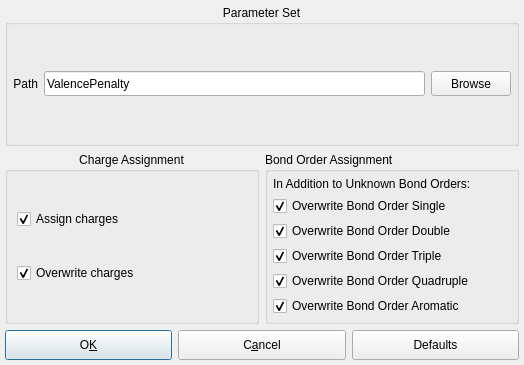
BALL-Project/ball, file source/VIEW/DIALOGS/assignBondOrderConfigurationDialog.ui: the form before one commit.
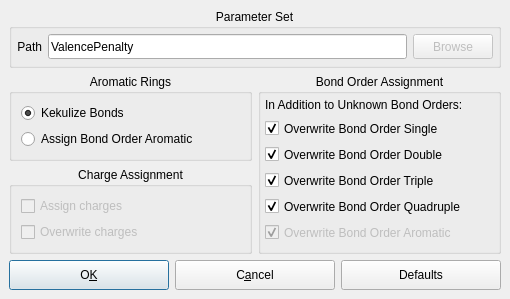
The form after the commit.

Commit message:
several improvements(index error, new Option, Octett rule, Dialog-GUI)
- fixed index error
- added Option KEKULIZE_RINGS in AssignBondOrderProcessor
- implemented Octett rule for all atoms but He with atomic Group > 3
  by adding constraints to the ILP
- added radiobuttons for the new Option KEKULIZE_RINGS and enabled
  the buttons of so far unimplemented functionality

Diff of the .ui file:
```diff
--- a/source/VIEW/DIALOGS/assignBondOrderConfigurationDialog.ui
+++ b/source/VIEW/DIALOGS/assignBondOrderConfigurationDialog.ui
@@ -5,8 +5,8 @@
    <rect>
     <x>0</x>
     <y>0</y>
-    <width>524</width>
-    <height>365</height>
+    <width>510</width>
+    <height>299</height>
    </rect>
   </property>
   <property name="sizePolicy" >
@@ -34,13 +34,128 @@
   </property>
   <layout class="QGridLayout" >
    <property name="margin" >
-    <number>5</number>
+    <number>9</number>
    </property>
    <property name="spacing" >
     <number>6</number>
    </property>
-   <item row="6" column="0" colspan="2" >
-    <layout class="QHBoxLayout" >
+   <item row="1" column="1" >
+    <widget class="QGroupBox" name="groupBox" >
+     <property name="title" >
+      <string>Bond Order Assignment</string>
+     </property>
+     <property name="alignment" >
+      <set>Qt::AlignHCenter</set>
+     </property>
+     <property name="flat" >
+      <bool>false</bool>
+     </property>
+     <widget class="QCheckBox" name="overwrite_quadrupleBO_box" >
+      <property name="geometry" >
+       <rect>
+        <x>7</x>
+        <y>122</y>
+        <width>240</width>
+        <height>21</height>
+       </rect>
+      </property>
+      <property name="text" >
+       <string>Overwrite Bond Order Quadruple</string>
+      </property>
+      <property name="checked" >
+       <bool>true</bool>
+      </property>
+     </widget>
+     <widget class="QCheckBox" name="overwrite_tripleBO_box" >
+      <property name="geometry" >
+       <rect>
+        <x>7</x>
+        <y>96</y>
+        <width>240</width>
+        <height>21</height>
+       </rect>
+      </property>
+      <property name="text" >
+       <string>Overwrite Bond Order Triple</string>
+      </property>
+      <property name="checked" >
+       <bool>true</bool>
+      </property>
+     </widget>
+     <widget class="QCheckBox" name="overwrite_doubleBO_box" >
+      <property name="geometry" >
+       <rect>
+        <x>7</x>
+        <y>70</y>
+        <width>240</width>
+        <height>21</height>
+       </rect>
+      </property>
+      <property name="text" >
+       <string>Overwrite Bond Order Double</string>
+      </property>
+      <property name="checked" >
+       <bool>true</bool>
+      </property>
+     </widget>
+     <widget class="QLabel" name="label" >
+      <property name="geometry" >
+       <rect>
+        <x>7</x>
+        <y>23</y>
+        <width>240</width>
+        <height>16</height>
+       </rect>
+      </property>
+      <property name="text" >
+       <string>In Addition to Unknown Bond Orders:</string>
+      </property>
+     </widget>
+     <widget class="QCheckBox" name="overwrite_aromaticBO_box" >
+      <property name="enabled" >
+       <bool>false</bool>
+      </property>
+      <property name="geometry" >
+       <rect>
+        <x>7</x>
+        <y>148</y>
+        <width>240</width>
+        <height>21</height>
+       </rect>
+      </property>
+      <property name="text" >
+       <string>Overwrite Bond Order Aromatic</string>
+      </property>
+      <property name="checkable" >
+       <bool>true</bool>
+      </property>
+      <property name="checked" >
+       <bool>true</bool>
+      </property>
+      <property name="tristate" >
+       <bool>false</bool>
+      </property>
+     </widget>
+     <widget class="QCheckBox" name="overwrite_singleBO_box" >
+      <property name="geometry" >
+       <rect>
+        <x>7</x>
+        <y>44</y>
+        <width>240</width>
+        <height>21</height>
+       </rect>
+      </property>
+      <property name="text" >
+       <string>Overwrite Bond Order Single</string>
+      </property>
+      <property name="checked" >
+       <bool>true</bool>
+      </property>
+     </widget>
+    </widget>
+   </item>
+   <item row="1" column="0" >
+    <layout class="QVBoxLayout" >
      <property name="margin" >
       <number>0</number>
      </property>
@@ -48,87 +163,109 @@
       <number>6</number>
      </property>
      <item>
-      <widget class="QPushButton" name="close_button" >
-       <property name="sizePolicy" >
-        <sizepolicy>
-         <hsizetype>3</hsizetype>
-         <vsizetype>0</vsizetype>
-         <horstretch>0</horstretch>
-         <verstretch>0</verstretch>
-        </sizepolicy>
+      <widget class="QGroupBox" name="groupBox_2" >
+       <property name="title" >
+        <string>Aromatic Rings</string>
        </property>
-       <property name="minimumSize" >
-        <size>
-         <width>0</width>
-         <height>30</height>
-        </size>
+       <property name="alignment" >
+        <set>Qt::AlignHCenter</set>
        </property>
-       <property name="toolTip" >
-        <string>close window, save options and start assignment</string>
+       <property name="checked" >
+        <bool>false</bool>
        </property>
-       <property name="text" >
-        <string>O&amp;K</string>
-       </property>
-       <property name="shortcut" >
-        <string/>
-       </property>
-       <property name="default" >
-        <bool>true</bool>
-       </property>
+       <layout class="QVBoxLayout" >
+        <property name="margin" >
+         <number>9</number>
+        </property>
+        <property name="spacing" >
+         <number>6</number>
+        </property>
+        <item>
+         <widget class="QRadioButton" name="kekulizeBonds_button" >
+          <property name="enabled" >
+           <bool>true</bool>
+          </property>
+          <property name="text" >
+           <string>Kekulize Bonds</string>
+          </property>
+          <property name="checked" >
+           <bool>true</bool>
+          </property>
+         </widget>
+        </item>
+        <item>
+         <widget class="QRadioButton" name="assignBOAromatic_button" >
+          <property name="text" >
+           <string>Assign Bond Order Aromatic</string>
+          </property>
+          <property name="checked" >
+           <bool>false</bool>
+          </property>
+         </widget>
+        </item>
+       </layout>
       </widget>
      </item>
      <item>
-      <widget class="QPushButton" name="cancel_button" >
-       <property name="sizePolicy" >
-        <sizepolicy>
-         <hsizetype>3</hsizetype>
-         <vsizetype>0</vsizetype>
-         <horstretch>0</horstretch>
-         <verstretch>0</verstretch>
-        </sizepolicy>
-       </property>
+      <widget class="QGroupBox" name="check_options" >
        <property name="minimumSize" >
         <size>
          <width>0</width>
-         <height>30</height>
+         <height>0</height>
         </size>
        </property>
-       <property name="toolTip" >
-        <string>Close window and discard changes</string>
+       <property name="title" >
+        <string>Charge Assignment</string>
        </property>
-       <property name="text" >
-        <string>C&amp;ancel</string>
+       <property name="alignment" >
+        <set>Qt::AlignHCenter</set>
        </property>
-       <property name="shortcut" >
-        <string/>
-       </property>
-      </widget>
-     </item>
-     <item>
-      <widget class="QPushButton" name="reset_button" >
-       <property name="sizePolicy" >
-        <sizepolicy>
-         <hsizetype>3</hsizetype>
-         <vsizetype>0</vsizetype>
-         <horstretch>0</horstretch>
-         <verstretch>0</verstretch>
-        </sizepolicy>
-       </property>
-       <property name="minimumSize" >
-        <size>
-         <width>0</width>
-         <height>30</height>
-        </size>
-       </property>
-       <property name="toolTip" >
-        <string>Reset all settings to default values</string>
-       </property>
-       <property name="text" >
-        <string>Defaults</string>
-       </property>
-       <property name="shortcut" >
-        <string/>
-       </property>
+       <layout class="QVBoxLayout" >
+        <property name="margin" >
+         <number>9</number>
+        </property>
+        <property name="spacing" >
+         <number>6</number>
+        </property>
+        <item>
+         <widget class="QCheckBox" name="assign_charges_checkBox" >
+          <property name="enabled" >
+           <bool>false</bool>
+          </property>
+          <property name="minimumSize" >
+           <size>
+            <width>140</width>
+            <height>0</height>
+           </size>
+          </property>
+          <property name="text" >
+           <string>Assign charges</string>
+          </property>
+          <property name="checked" >
+           <bool>false</bool>
+          </property>
+         </widget>
+        </item>
+        <item>
+         <widget class="QCheckBox" name="overwrite_charges_checkBox" >
+          <property name="enabled" >
+           <bool>false</bool>
+          </property>
+          <property name="minimumSize" >
+           <size>
+            <width>155</width>
+            <height>0</height>
+           </size>
+          </property>
+          <property name="text" >
+           <string>Overwrite charges</string>
+          </property>
+          <property name="checked" >
+           <bool>false</bool>
+          </property>
+         </widget>
+        </item>
+       </layout>
       </widget>
      </item>
     </layout>
@@ -211,6 +348,9 @@
       </item>
       <item>
        <widget class="QPushButton" name="browse_button" >
+        <property name="enabled" >
+         <bool>false</bool>
+        </property>
         <property name="minimumSize" >
          <size>
           <width>50</width>
@@ -234,133 +374,99 @@
      </layout>
     </widget>
    </item>
-   <item row="3" column="1" >
-    <widget class="QGroupBox" name="groupBox" >
-     <property name="title" >
-      <string>Bond Order Assignment</string>
+   <item row="2" column="0" colspan="2" >
+    <layout class="QHBoxLayout" >
+     <property name="margin" >
+      <number>0</number>
      </property>
-     <layout class="QVBoxLayout" >
-      <property name="margin" >
-       <number>5</number>
-      </property>
-      <property name="spacing" >
-       <number>5</number>
-      </property>
-      <item>
-       <widget class="QLabel" name="label" >
-        <property name="text" >
-         <string>In Addition to Unknown Bond Orders:</string>
-        </property>
-       </widget>
-      </item>
-      <item>
-       <widget class="QCheckBox" name="overwrite_singleBO_box" >
-        <property name="text" >
-         <string>Overwrite Bond Order Single</string>
-        </property>
-        <property name="checked" >
-         <bool>true</bool>
-        </property>
-       </widget>
-      </item>
-      <item>
-       <widget class="QCheckBox" name="overwrite_doubleBO_box" >
-        <property name="text" >
-         <string>Overwrite Bond Order Double</string>
-        </property>
-        <property name="checked" >
-         <bool>true</bool>
-        </property>
-       </widget>
-      </item>
-      <item>
-       <widget class="QCheckBox" name="overwrite_tripleBO_box" >
-        <property name="text" >
-         <string>Overwrite Bond Order Triple</string>
-        </property>
-        <property name="checked" >
-         <bool>true</bool>
-        </property>
-       </widget>
-      </item>
-      <item>
-       <widget class="QCheckBox" name="overwrite_quadrupleBO_box" >
-        <property name="text" >
-         <string>Overwrite Bond Order Quadruple</string>
-        </property>
-        <property name="checked" >
-         <bool>true</bool>
-        </property>
-       </widget>
-      </item>
-      <item>
-       <widget class="QCheckBox" name="overwrite_aromaticBO_box" >
-        <property name="text" >
-         <string>Overwrite Bond Order Aromatic</string>
-        </property>
-        <property name="checked" >
-         <bool>true</bool>
-        </property>
-       </widget>
-      </item>
-     </layout>
-    </widget>
-   </item>
-   <item row="3" column="0" >
-    <widget class="QGroupBox" name="check_options" >
-     <property name="minimumSize" >
-      <size>
-       <width>0</width>
-       <height>0</height>
-      </size>
+     <property name="spacing" >
+      <number>6</number>
      </property>
-     <property name="title" >
-      <string>Charge Assignment</string>
-     </property>
-     <property name="alignment" >
-      <set>Qt::AlignHCenter</set>
-     </property>
-     <layout class="QVBoxLayout" >
-      <property name="margin" >
-       <number>9</number>
-      </property>
-      <property name="spacing" >
-       <number>6</number>
-      </property>
-      <item>
-       <widget class="QCheckBox" name="assign_charges_checkBox" >
-        <property name="minimumSize" >
-         <size>
-          <width>140</width>
-          <height>0</height>
-         </size>
-        </property>
-        <property name="text" >
-         <string>Assign charges</string>
-        </property>
-        <property name="checked" >
-         <bool>true</bool>
-        </property>
-       </widget>
-      </item>
-      <item>
-       <widget class="QCheckBox" name="overwrite_charges_checkBox" >
-        <property name="minimumSize" >
-         <size>
-          <width>155</width>
-          <height>0</height>
-         </size>
-        </property>
-        <property name="text" >
-         <string>Overwrite charges</string>
-        </property>
-        <property name="checked" >
-         <bool>true</bool>
-        </property>
-       </widget>
-      </item>
-     </layout>
-    </widget>
+     <item>
+      <widget class="QPushButton" name="close_button" >
+       <property name="sizePolicy" >
+        <sizepolicy>
+         <hsizetype>3</hsizetype>
+         <vsizetype>0</vsizetype>
+         <horstretch>0</horstretch>
+         <verstretch>0</verstretch>
+        </sizepolicy>
+       </property>
+       <property name="minimumSize" >
+        <size>
+         <width>0</width>
+         <height>30</height>
+        </size>
+       </property>
+       <property name="toolTip" >
+        <string>close window, save options and start assignment</string>
+       </property>
+       <property name="text" >
+        <string>O&amp;K</string>
+       </property>
+       <property name="shortcut" >
+        <string/>
+       </property>
+       <property name="default" >
+        <bool>true</bool>
+       </property>
+      </widget>
+     </item>
+     <item>
+      <widget class="QPushButton" name="cancel_button" >
+       <property name="sizePolicy" >
+        <sizepolicy>
+         <hsizetype>3</hsizetype>
+         <vsizetype>0</vsizetype>
+         <horstretch>0</horstretch>
+         <verstretch>0</verstretch>
+        </sizepolicy>
+       </property>
+       <property name="minimumSize" >
+        <size>
+         <width>0</width>
+         <height>30</height>
+        </size>
+       </property>
+       <property name="toolTip" >
+        <string>Close window and discard changes</string>
+       </property>
+       <property name="text" >
+        <string>C&amp;ancel</string>
+       </property>
+       <property name="shortcut" >
+        <string/>
+       </property>
+      </widget>
+     </item>
+     <item>
+      <widget class="QPushButton" name="reset_button" >
+       <property name="sizePolicy" >
+        <sizepolicy>
+         <hsizetype>3</hsizetype>
+         <vsizetype>0</vsizetype>
+         <horstretch>0</horstretch>
+         <verstretch>0</verstretch>
+        </sizepolicy>
+       </property>
+       <property name="minimumSize" >
+        <size>
+         <width>0</width>
+         <height>30</height>
+        </size>
+       </property>
+       <property name="toolTip" >
+        <string>Reset all settings to default values</string>
+       </property>
+       <property name="text" >
+        <string>Defaults</string>
+       </property>
+       <property name="shortcut" >
+        <string/>
+       </property>
+      </widget>
+     </item>
+    </layout>
    </item>
   </layout>
  </widget>
```
Left out of the diff: 6 changed lines with no effect on the pictures. The commit also changes 6 other files.
